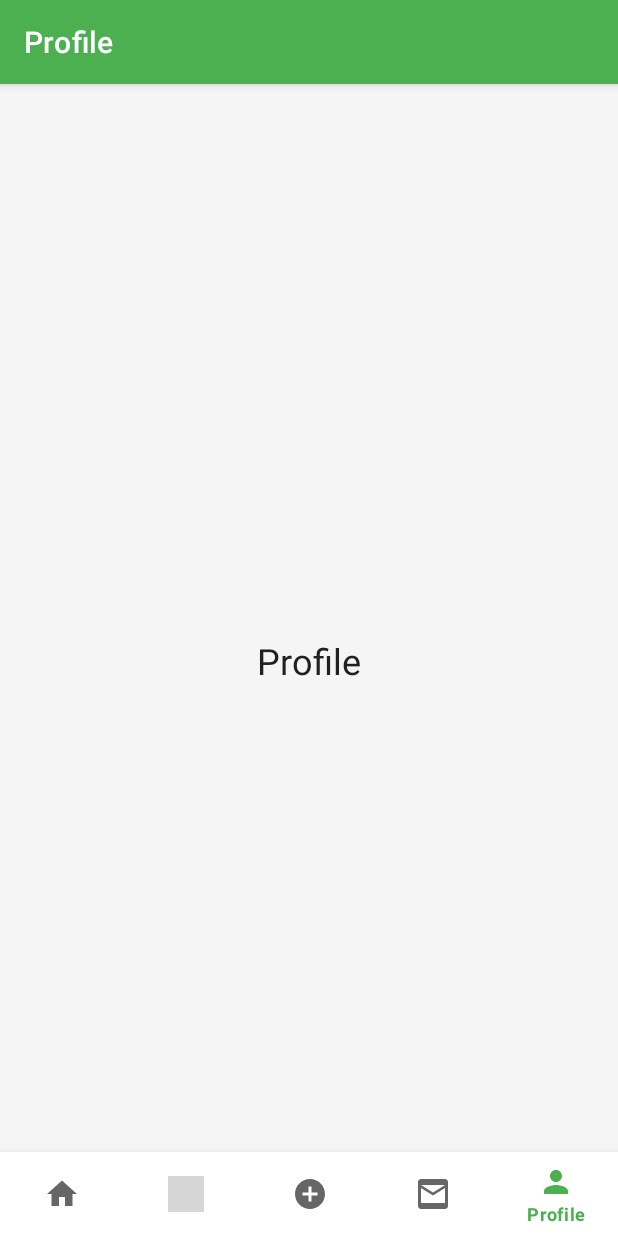
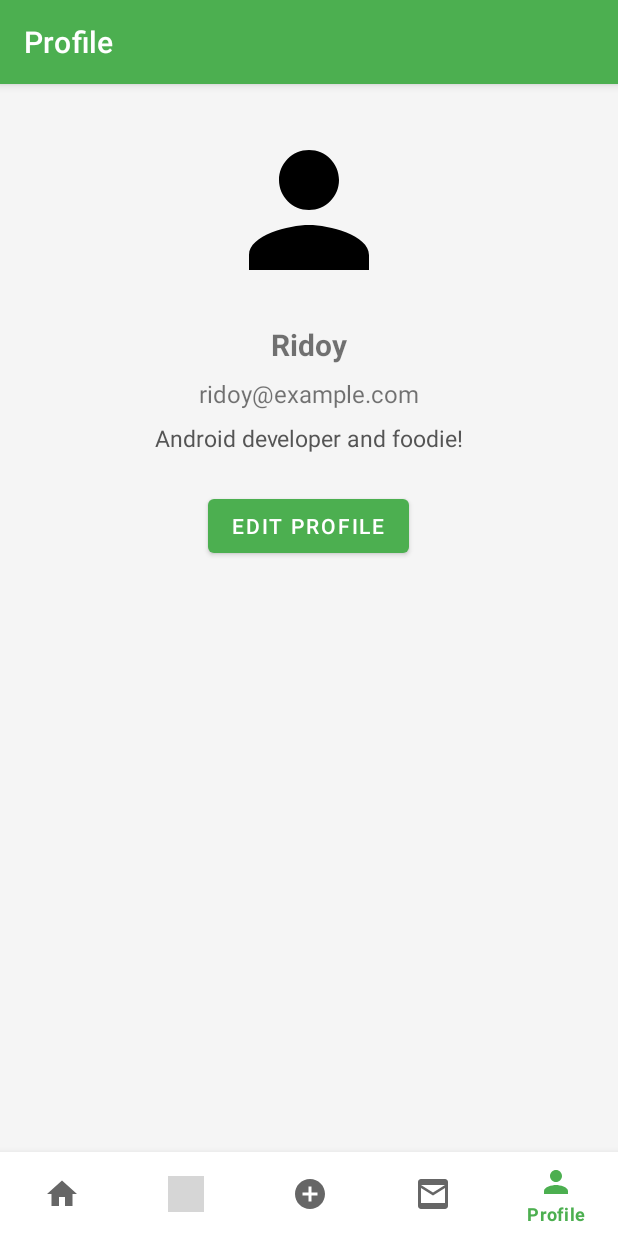
Before and after one commit to robiul-islam-ridoy/KhaddoBondhu, an Android app: the screen it shows after launch (MainActivity), item 5 of the bottom bar chosen, on a phone screen of 412 x 824 dp. Run offline under Robolectric (Android 15) with nearby library versions, the phone set to English and light mode, and no system bars; our stand-ins replace navigation-ui; pictures from the network do not load; grey boxes are pictures that could not be loaded.

Commit message:
Profile page added

```diff
--- /dev/null
+++ b/app/src/main/java/com/example/khaddobondhu/ProfileFragment.java
@@ -0,0 +1,77 @@
+package com.example.khaddobondhu;
+
+import android.app.AlertDialog;
+import android.os.Bundle;
+import android.text.InputType;
+import android.view.LayoutInflater;
+import android.view.View;
+import android.view.ViewGroup;
+import android.widget.*;
+
+import androidx.annotation.NonNull;
+import androidx.fragment.app.Fragment;
+
+public class ProfileFragment extends Fragment {
+
+    private ImageView profileImage;
+    private TextView userName, userEmail, userDescription;
+    private Button editButton;
+
+    private String name = "Ridoy";
+    private String email = "ridoy@example.com";
+    private String description = "Android developer and foodie!";
+
+    public ProfileFragment() {}
+
+    @Override
+    public View onCreateView(@NonNull LayoutInflater inflater, ViewGroup container,
+                             Bundle savedInstanceState) {
+        View view = inflater.inflate(R.layout.fragment_profile, container, false);
+
+        profileImage = view.findViewById(R.id.imageViewProfilePic);
+        userName = view.findViewById(R.id.textViewUserName);
+        userEmail = view.findViewById(R.id.textViewUserEmail);
+        userDescription = view.findViewById(R.id.textViewUserDescription);
+        editButton = view.findViewById(R.id.buttonEditProfile);
+
+        profileImage.setImageResource(R.drawable.ic_person); // sample image
+
+        updateProfileUI();
+
+        editButton.setOnClickListener(v -> showEditDialog());
+
+        return view;
+    }
+
+    private void updateProfileUI() {
+        userName.setText(name);
+        userEmail.setText(email);
+        userDescription.setText(description);
+    }
+
+    private void showEditDialog() {
+        AlertDialog.Builder builder = new AlertDialog.Builder(requireContext());
+        builder.setTitle("Edit Profile");
+
+        View dialogView = LayoutInflater.from(getContext()).inflate(R.layout.dialog_edit_profile, null);
+        builder.setView(dialogView);
+
+        EditText inputName = dialogView.findViewById(R.id.editName);
+        EditText inputEmail = dialogView.findViewById(R.id.editEmail);
+        EditText inputDesc = dialogView.findViewById(R.id.editDescription);
+
+        inputName.setText(name);
+        inputEmail.setText(email);
+        inputDesc.setText(description);
+
+        builder.setPositiveButton("Save", (dialog, which) -> {
+            name = inputName.getText().toString();
+            email = inputEmail.getText().toString();
+            description = inputDesc.getText().toString();
+            updateProfileUI();
+        });
+
+        builder.setNegativeButton("Cancel", null);
+        builder.show();
+    }
+}
--- a/app/src/main/res/layout/fragment_profile.xml
+++ b/app/src/main/res/layout/fragment_profile.xml
@@ -1,17 +1,57 @@
 <?xml version="1.0" encoding="utf-8"?>
-<androidx.constraintlayout.widget.ConstraintLayout xmlns:android="http://schemas.android.com/apk/res/android"
-    xmlns:app="http://schemas.android.com/apk/res-auto"
+<ScrollView
+    xmlns:android="http://schemas.android.com/apk/res/android"
     android:layout_width="match_parent"
-    android:layout_height="match_parent">
+    android:layout_height="match_parent"
+    android:padding="24dp">
 
-    <TextView
-        android:layout_width="wrap_content"
+    <LinearLayout
+        android:orientation="vertical"
+        android:layout_width="match_parent"
         android:layout_height="wrap_content"
-        android:text="Profile"
-        android:textAppearance="?attr/textAppearanceHeadline5"
-        app:layout_constraintBottom_toBottomOf="parent"
-        app:layout_constraintEnd_toEndOf="parent"
-        app:layout_constraintStart_toStartOf="parent"
-        app:layout_constraintTop_toTopOf="parent" />
+        android:gravity="center_horizontal">
 
-</androidx.constraintlayout.widget.ConstraintLayout>
+        <ImageView
+            android:id="@+id/imageViewProfilePic"
+            android:layout_width="120dp"
+            android:layout_height="120dp"
+            android:src="@drawable/ic_person"
+
+            android:scaleType="centerCrop"
+            android:layout_marginBottom="16dp" />
+
+        <TextView
+            android:id="@+id/textViewUserName"
+            android:text="Username"
+            android:textSize="20sp"
+            android:textStyle="bold"
+            android:layout_marginBottom="8dp"
+            android:layout_width="wrap_content"
+            android:layout_height="wrap_content" />
+
+        <TextView
+            android:id="@+id/textViewUserEmail"
+            android:text="user@example.com"
+            android:textSize="16sp"
+            android:layout_marginBottom="8dp"
+            android:layout_width="wrap_content"
+            android:layout_height="wrap_content" />
+
+        <TextView
+            android:id="@+id/textViewUserDescription"
+            android:text="No description set"
+            android:textSize="15sp"
+            android:textColor="#555555"
+            android:layout_marginBottom="24dp"
+            android:gravity="center"
+            android:layout_width="match_parent"
+            android:layout_height="wrap_content" />
+
+        <Button
+            android:id="@+id/buttonEditProfile"
+            android:text="Edit Profile"
+            android:layout_width="wrap_content"
+            android:layout_height="wrap_content" />
+
+    </LinearLayout>
+</ScrollView>
--- a/app/src/main/res/navigation/nav_graph.xml
+++ b/app/src/main/res/navigation/nav_graph.xml
@@ -59,6 +59,13 @@
         android:label="Messages"
         tools:layout="@layout/fragment_message"
         tools:ignore="DuplicateIds" />
+    <fragment
+        android:id="@+id/navigation_profile"
+        android:name="com.example.khaddobondhu.ProfileFragment"
+        android:label="Profile"
+        tools:layout="@layout/fragment_profile"
+        tools:ignore="DuplicateIds" />
+
 
 
 </navigation>
```
Also changed, not shown: app/src/main/res/layout/dialog_edit_profile.xml (added, +33 -0 lines).
